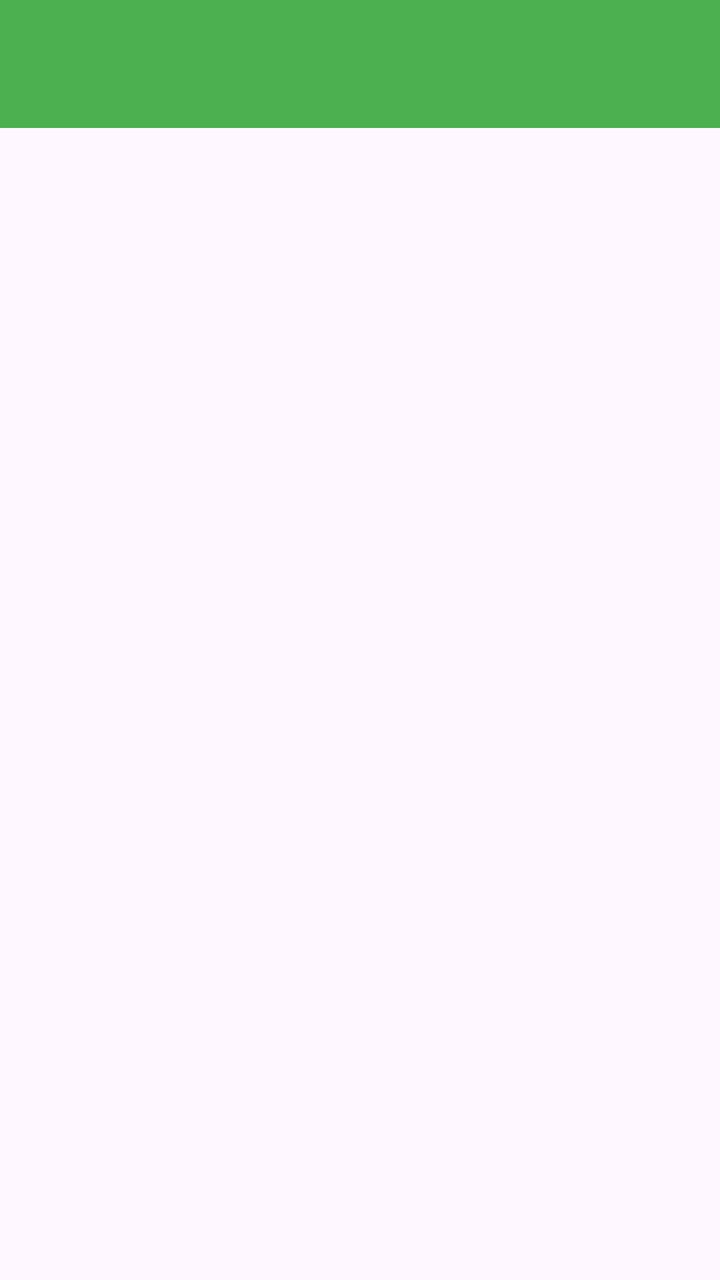
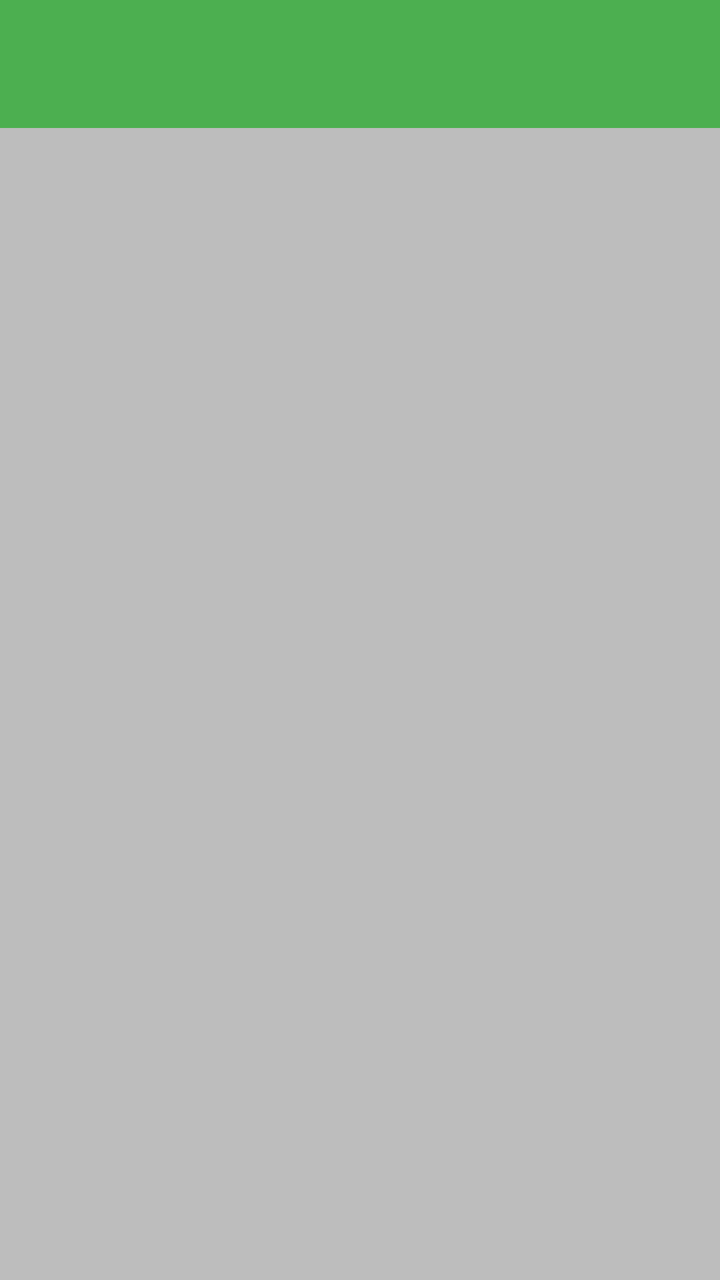

Compare the two renders of this Android layout. The source of the first and the diff that turns it into the second are given below.
<!-- AndroidManifest.xml: application theme Theme.RecyclingTracker -->
<!-- res/layout/activity_recycling_tracker_list.xml -->
<?xml version="1.0" encoding="utf-8"?>
<androidx.coordinatorlayout.widget.CoordinatorLayout
    xmlns:android="http://schemas.android.com/apk/res/android"
    xmlns:app="http://schemas.android.com/apk/res-auto"
    xmlns:tools="http://schemas.android.com/tools"
    android:layout_width="match_parent"
    android:layout_height="match_parent"
    tools:context=".views.recylingtrackerlist.RecyclingTrackerListView">

    <com.google.android.material.appbar.AppBarLayout
        android:layout_width="match_parent"
        android:layout_height="wrap_content"
        android:background="@color/colorAccent"
        android:fitsSystemWindows="true"
        app:theme="@style/ThemeOverlay.AppCompat.Dark.ActionBar">

        <androidx.appcompat.widget.Toolbar
            android:id="@+id/toolbar"
            android:layout_width="match_parent"
            android:layout_height="wrap_content"
            app:titleTextColor="@color/colorPrimary" />
    </com.google.android.material.appbar.AppBarLayout>

    <androidx.recyclerview.widget.RecyclerView
        android:id="@+id/recyclerView"
        android:layout_width="match_parent"
        android:layout_height="match_parent"
        android:scrollbars="vertical"
        app:layout_behavior="@string/appbar_scrolling_view_behavior" />

</androidx.coordinatorlayout.widget.CoordinatorLayout>
<!-- resources referenced by this layout -->
<resources>
  <color name="colorAccent">#4CAF50</color>
  <color name="colorPrimary">#E8F5E9</color>
  <style name="Theme.RecyclingTracker" parent="Base.Theme.RecyclingTracker" />
  <style name="Base.Theme.RecyclingTracker" parent="Theme.Material3.DayNight.NoActionBar">
          
          <item name="colorPrimary">@color/colorAccent</item>
          <item name="colorPrimaryVariant">@color/colorPrimaryDark</item>
          <item name="colorOnPrimary">@color/white</item>
          
          <item name="colorOnSecondary">@color/black</item>
          
          <item name="android:statusBarColor">?attr/colorPrimaryVariant</item>
      </style>
  <color name="colorPrimaryDark">#2E7D32</color>
  <color name="white">#FFFFFFFF</color>
  <color name="black">#FF000000</color>
</resources>

<!-- the commit's change to res/layout/activity_recycling_tracker_list.xml (unified diff, before → after) -->
@@ -5,6 +5,7 @@
     xmlns:tools="http://schemas.android.com/tools"
     android:layout_width="match_parent"
     android:layout_height="match_parent"
+    android:background="@color/lightGray"
     tools:context=".views.recylingtrackerlist.RecyclingTrackerListView">
 
     <com.google.android.material.appbar.AppBarLayout
<!-- resource entries referenced after the edit -->
@@ -2,6 +2,7 @@
 <resources>
   <color name="colorAccent">#4CAF50</color>
   <color name="colorPrimary">#E8F5E9</color>
+  <color name="lightGray">#BDBDBD</color>
   <style name="Theme.RecyclingTracker" parent="Base.Theme.RecyclingTracker" />
   <style name="Base.Theme.RecyclingTracker" parent="Theme.Material3.DayNight.NoActionBar">
           
